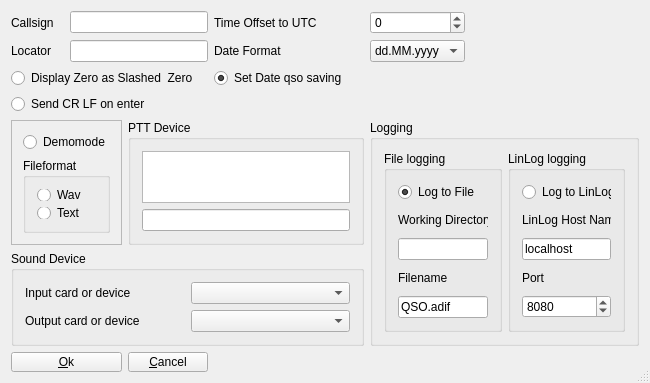
The window that gui/generalsettings.ui (dl1ksv/linpsk) describes before a commit, drawn with Qt 5.
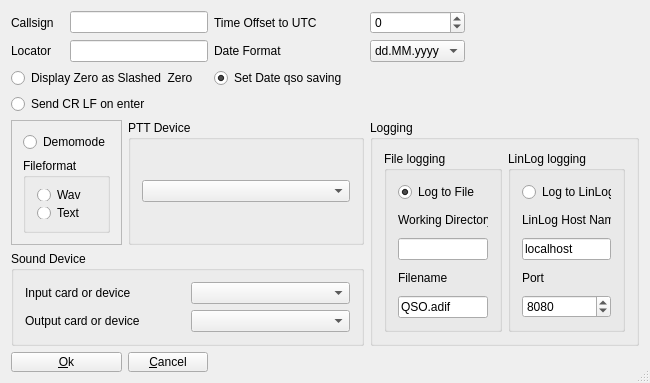
The same window after the commit.

Commit message: Switching to combobox for PTT device selection

What changed in the file:
```diff
--- a/gui/generalsettings.ui
+++ b/gui/generalsettings.ui
@@ -269,10 +269,7 @@
      </property>
      <layout class="QVBoxLayout" name="verticalLayout_5">
       <item>
-       <widget class="QListView" name="AvailableDevices"/>
-      </item>
-      <item>
-       <widget class="QLineEdit" name="SelectedDevice"/>
+       <widget class="QComboBox" name="selectedDevice"/>
       </item>
      </layout>
     </widget>
```
Left out of the diff: 2 changed lines with no effect on the pictures. The commit also changes 3 other files.
